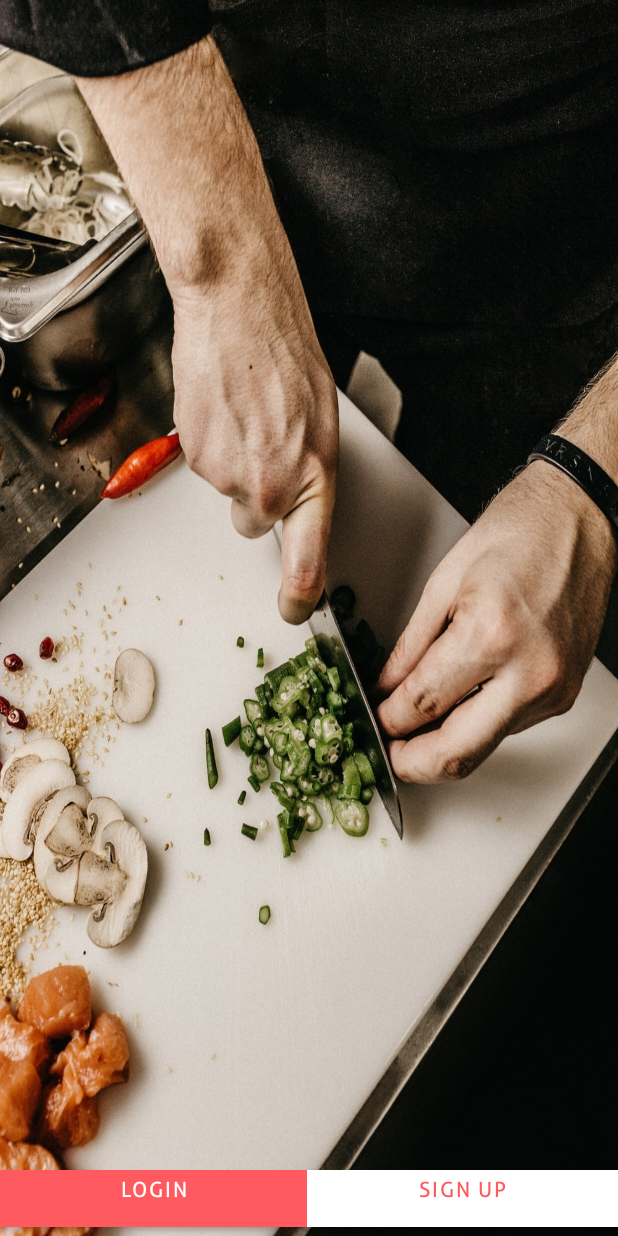
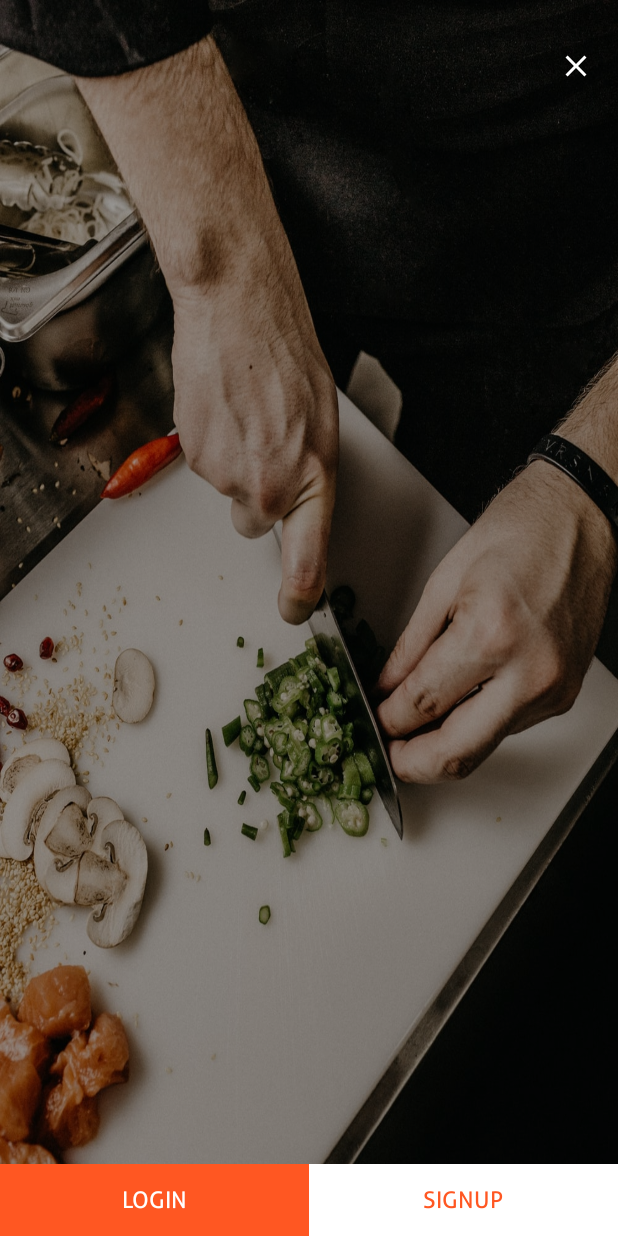
Before and after one commit to PETERMWANGI98/Recip, an Android app: the layout activity_launcher.xml on its own in the app's theme, with its tools: preview values and no code run, on a phone screen of 412 x 824 dp. Run offline under Robolectric (Android 15) with nearby library versions, the phone set to English and light mode, and no system bars.

Commit message:
Embed launcher screen

```diff
--- a/app/src/main/java/com/recip/ui/activities/LoginActivity.java
+++ b/app/src/main/java/com/recip/ui/activities/LoginActivity.java
@@ -118,11 +118,6 @@ public class LoginActivity extends AppCompatActivity implements View.OnClickList
                 });
     }
 
-    @Override
-    public void onBackPressed() {
-        super.onBackPressed();
-        startActivity(new Intent(LoginActivity.this, SignUpActivity.class));
-    }
 
     @Override
     protected void onStart() {
--- a/app/src/main/java/com/recip/ui/activities/signup/SignUpActivity.java
+++ b/app/src/main/java/com/recip/ui/activities/signup/SignUpActivity.java
@@ -63,6 +63,7 @@ public class SignUpActivity extends AppCompatActivity implements View.OnClickLis
     }
 
 
+
     @Override
     public void onClick(View v) {
         switch (v.getId()) {
--- a/app/src/main/java/com/recip/ui/fragments/SignUpOne.java
+++ b/app/src/main/java/com/recip/ui/fragments/SignUpOne.java
@@ -17,6 +17,7 @@ import androidx.lifecycle.ViewModelProviders;
 import com.google.android.material.button.MaterialButton;
 import com.recip.BuildConfig;
 import com.recip.R;
+import com.recip.ui.activities.LauncherActivity;
 import com.recip.ui.activities.LoginActivity;
 import com.recip.ui.activities.signup.SignUpViewModel;
 
@@ -67,7 +68,7 @@ public class SignUpOne extends Fragment implements View.OnClickListener {
     public void onDestroy() {
         super.onDestroy();
         unbinder.unbind();
-        startActivity(new Intent(getActivity(), LoginActivity.class));
+        startActivity(new Intent(getActivity(), LauncherActivity.class));
 
     }
 
--- /dev/null
+++ b/app/src/main/res/drawable/ic_clear_black_24dp.xml
@@ -0,0 +1,5 @@
+<vector android:height="24dp" android:tint="#FFFFFF"
+    android:viewportHeight="24.0" android:viewportWidth="24.0"
+    android:width="24dp" xmlns:android="http://schemas.android.com/apk/res/android">
+    <path android:fillColor="#FF000000" android:pathData="M19,6.41L17.59,5 12,10.59 6.41,5 5,6.41 10.59,12 5,17.59 6.41,19 12,13.41 17.59,19 19,17.59 13.41,12z"/>
+</vector>
--- a/app/src/main/res/layout/activity_forgot_password.xml
+++ b/app/src/main/res/layout/activity_forgot_password.xml
@@ -5,6 +5,7 @@
     android:layout_width="match_parent"
     android:layout_height="match_parent"
     android:background="@drawable/sign"
+    android:id="@+id/constraintForgotUser"
     android:theme="@style/Theme.MaterialComponents"
     tools:context=".ui.activities.ForgotPasswordActivity">
     <androidx.constraintlayout.widget.ConstraintLayout
--- a/app/src/main/res/layout/activity_launcher.xml
+++ b/app/src/main/res/layout/activity_launcher.xml
@@ -9,34 +9,49 @@
     android:theme="@style/Theme.MaterialComponents"
     tools:context=".ui.activities.LauncherActivity">
 
-    <LinearLayout
+    <androidx.constraintlayout.widget.ConstraintLayout
         android:layout_width="match_parent"
-        android:layout_alignParentBottom="true"
-        android:orientation="horizontal"
-        android:weightSum="2"
-         android:layout_height="wrap_content"
-        >
-        <com.google.android.material.button.MaterialButton
+        android:background="#66000000"
+        android:layout_height="match_parent">
+
+        <ImageView
+            android:id="@+id/cancelButton"
             android:layout_width="wrap_content"
             android:layout_height="wrap_content"
-            android:layout_weight="1"
-            android:text="Login"
-            app:cornerRadius="0dp"
-            android:layout_marginBottom="0dp"
-            android:textColor="@android:color/white"
-            android:backgroundTint="@color/colorPrimary"
-            android:paddingBottom="16dp"
-            />
+            android:layout_marginTop="32dp"
+            android:layout_marginEnd="16dp"
+            android:src="@drawable/ic_clear_black_24dp"
+            app:layout_constraintEnd_toEndOf="parent"
+            app:layout_constraintTop_toTopOf="parent" />
 
-        <com.google.android.material.button.MaterialButton
-            android:layout_width="wrap_content"
+        <LinearLayout
+            android:layout_width="match_parent"
             android:layout_height="wrap_content"
-            android:layout_weight="1"
-            android:paddingBottom="16dp"
-            android:backgroundTint="@android:color/white"
-            android:text="Sign Up"
-            android:textColor="@color/colorPrimary"
-            app:cornerRadius="0dp" />
-    </LinearLayout>
+            app:layout_constraintBottom_toBottomOf="parent"
+            android:orientation="horizontal"
+            android:weightSum="2">
 
+            <Button
+                android:id="@+id/toLoginButton"
+                android:layout_width="match_parent"
+                android:layout_height="wrap_content"
+                android:layout_weight="1"
+                android:background="@color/colorPrimary"
+                android:text="LOGIN"
+                android:textColor="@color/colorTextIcons"
+                android:textSize="15sp" />
+
+            <Button
+                android:id="@+id/toSignUpButton"
+                android:layout_width="match_parent"
+                android:layout_height="wrap_content"
+                android:layout_weight="1"
+                android:background="@android:color/white"
+                android:text="SIGNUP"
+                android:textColor="@color/colorPrimary"
+                android:textSize="15sp" />
+
+        </LinearLayout>
+
+    </androidx.constraintlayout.widget.ConstraintLayout>
 </RelativeLayout>
--- a/app/src/main/res/values/colors.xml
+++ b/app/src/main/res/values/colors.xml
@@ -1,7 +1,11 @@
 <?xml version="1.0" encoding="utf-8"?>
 <resources>
-    <color name="colorPrimary">#FF5A5F</color>
-    <color name="colorPrimaryDark">#c62035</color>
-    <color name="colorAccent">#FF5A5F</color>
-<!--    <color name="colorAccent">#00A699</color>-->
+    <color name="colorPrimary">#FF5722</color>
+    <color name="colorPrimaryDark">#E64A19</color>
+    <color name="colorPrimaryLight">#FFCCBC</color>
+    <color name="colorTextIcons">#FFFFFF</color>
+    <color name="colorAccent">#009688</color>
+    <color name="colorPrimaryText">#212121</color>
+    <color name="colorSecondaryText">#727272</color>
+    <color name="colorDivider">#B6B6B6</color>
 </resources>
```
Also changed, not shown: app/src/main/AndroidManifest.xml (+5 -7 lines), app/src/main/java/com/recip/ui/activities/ForgotPasswordActivity.java (+19 -14 lines), app/src/main/java/com/recip/ui/activities/LauncherActivity.java (+23 -8 lines).
